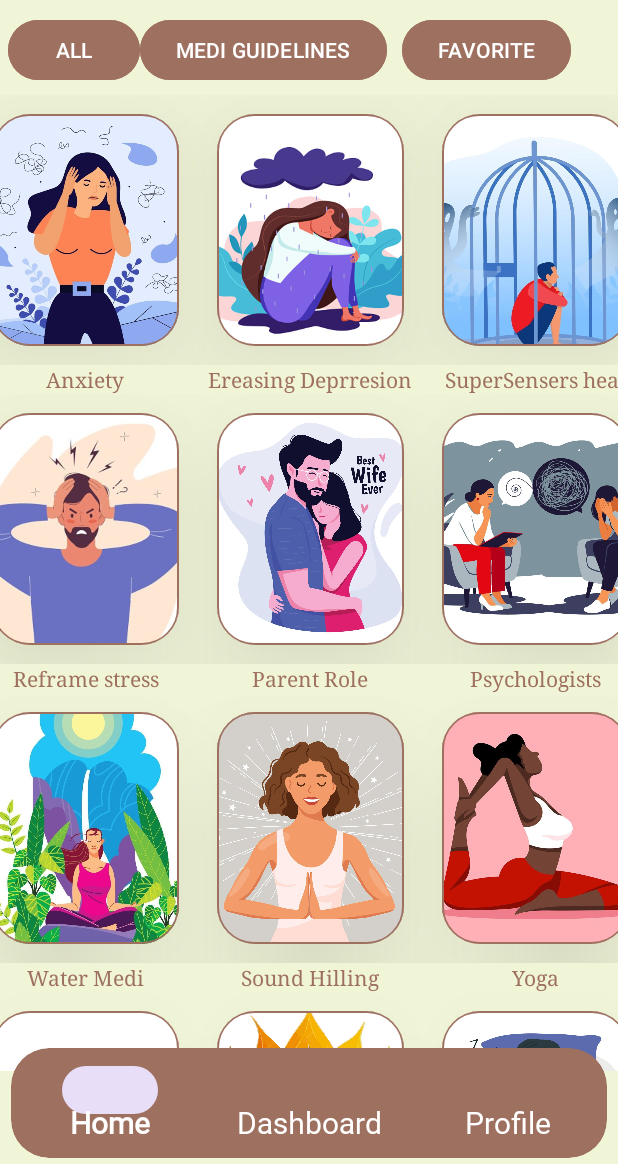
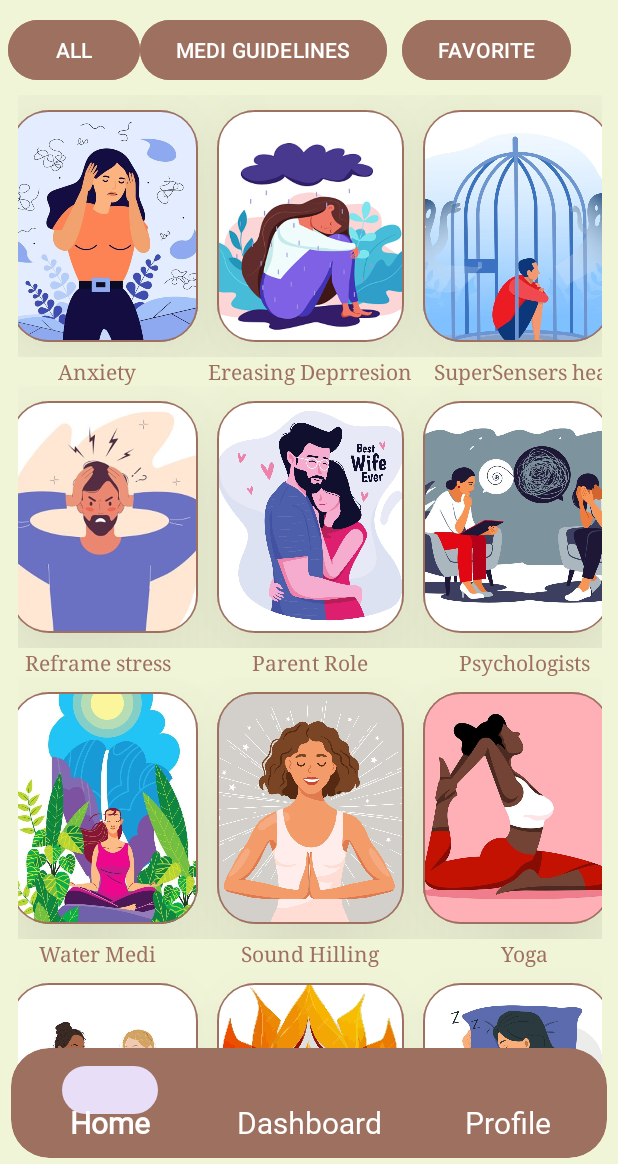
Before and after one commit to Farah-khtb1-cs/TEA-Meditation-App-Frontend, an Android app: the MainActivity screen opened directly, with no data from a screen before it, on a phone screen of 412 x 824 dp, the part 72-1236 px from its top. Run offline under Robolectric (Android 15) with nearby library versions, the phone set to English and light mode, and no system bars; Roboto replaces fonts that are not available here.

Commit message:
new commit from farah 8/2/2025 8:26pm

```diff
--- a/app/src/main/res/layout/activity_main.xml
+++ b/app/src/main/res/layout/activity_main.xml
@@ -94,9 +94,9 @@
         android:id="@+id/scrollView2"
         android:layout_width="429dp"
         android:layout_height="656dp"
-        android:layout_marginStart="3dp"
+        android:layout_marginStart="10dp"
         android:layout_marginTop="106dp"
-        android:layout_marginEnd="3dp"
+        android:layout_marginEnd="10dp"
         android:layout_marginBottom="6dp"
         app:layout_constraintBottom_toTopOf="@+id/bottom_navigation"
         app:layout_constraintEnd_toEndOf="parent"
@@ -104,6 +104,9 @@
         app:layout_constraintTop_toTopOf="parent">
 
         <TableLayout
+            android:layout_marginLeft="20dp"
+            android:layout_marginRight="20dp"
+            android:layout_marginBottom="20dp"
             android:id="@+id/table"
             android:layout_width="match_parent"
             android:layout_height="0dp"
@@ -123,7 +126,7 @@
                     android:id="@+id/anxiety"
                     android:layout_width="130dp"
                     android:layout_height="160dp"
-                    android:layout_margin="10dp"
+                    android:layout_marginLeft="10dp"
                     android:background="@drawable/image_background"
                     android:clickable="true"
                     android:clipToOutline="true"
@@ -143,7 +146,7 @@
                     android:id="@+id/depression"
                     android:layout_width="130dp"
                     android:layout_height="160dp"
-                    android:layout_margin="10dp"
+                    android:layout_margin="7dp"
                     android:background="@drawable/image_background"
                     android:clickable="true"
                     android:clipToOutline="true"
@@ -161,7 +164,7 @@
                     android:id="@+id/sensers"
                     android:layout_width="130dp"
                     android:layout_height="160dp"
-                    android:layout_margin="10dp"
+                    android:layout_marginRight="10dp"
                     android:background="@drawable/image_background"
                     android:clickable="true"
                     android:clipToOutline="true"
@@ -217,7 +220,7 @@
                     android:id="@+id/stress"
                     android:layout_width="130dp"
                     android:layout_height="160dp"
-                    android:layout_margin="10dp"
+                    android:layout_marginLeft="10dp"
                     android:background="@drawable/image_background"
                     android:clickable="true"
                     android:clipToOutline="true"
@@ -235,7 +238,7 @@
                     android:id="@+id/parent"
                     android:layout_width="130dp"
                     android:layout_height="160dp"
-                    android:layout_margin="10dp"
+                    android:layout_margin="7dp"
                     android:background="@drawable/image_background"
                     android:clickable="true"
                     android:clipToOutline="true"
@@ -253,7 +256,7 @@
                     android:id="@+id/mentalhealth"
                     android:layout_width="130dp"
                     android:layout_height="160dp"
-                    android:layout_margin="10dp"
+                    android:layout_marginRight="10dp"
                     android:background="@drawable/image_background"
                     android:clickable="true"
                     android:clipToOutline="true"
@@ -309,7 +312,7 @@
                     android:id="@+id/watermeditation"
                     android:layout_width="130dp"
                     android:layout_height="160dp"
-                    android:layout_margin="10dp"
+                    android:layout_marginLeft="10dp"
                     android:background="@drawable/image_background"
                     android:clickable="true"
                     android:clipToOutline="true"
@@ -327,7 +330,7 @@
                     android:id="@+id/soundhilling"
                     android:layout_width="130dp"
                     android:layout_height="160dp"
-                    android:layout_margin="10dp"
+                    android:layout_margin="7dp"
                     android:background="@drawable/image_background"
                     android:clickable="true"
                     android:clipToOutline="true"
@@ -345,7 +348,7 @@
                     android:id="@+id/yoga"
                     android:layout_width="130dp"
                     android:layout_height="160dp"
-                    android:layout_margin="10dp"
+                    android:layout_marginRight="10dp"
                     android:background="@drawable/image_background"
                     android:clickable="true"
                     android:clipToOutline="true"
@@ -399,7 +402,7 @@
                     android:id="@+id/pregnant"
                     android:layout_width="130dp"
                     android:layout_height="160dp"
-                    android:layout_margin="10dp"
+                    android:layout_marginLeft="10dp"
                     android:background="@drawable/image_background"
                     android:clickable="true"
                     android:clipToOutline="true"
@@ -417,7 +420,7 @@
                     android:id="@+id/sunrise"
                     android:layout_width="130dp"
                     android:layout_height="160dp"
-                    android:layout_margin="10dp"
+                    android:layout_margin="7dp"
                     android:background="@drawable/image_background"
                     android:clickable="true"
                     android:clipToOutline="true"
@@ -436,7 +439,7 @@
                     android:id="@+id/sleep"
                     android:layout_width="130dp"
                     android:layout_height="160dp"
-                    android:layout_margin="10dp"
+                    android:layout_marginRight="10dp"
                     android:background="@drawable/image_background"
                     android:clickable="true"
                     android:clipToOutline="true"
```
